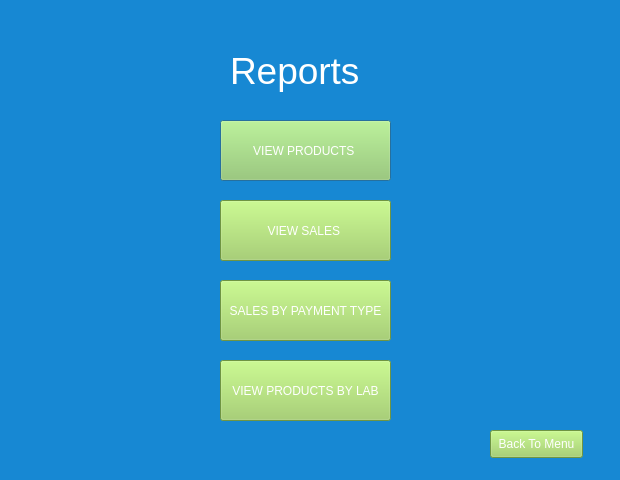
Old version of the form report.ui in the repository Detectov/PharmacyProject.
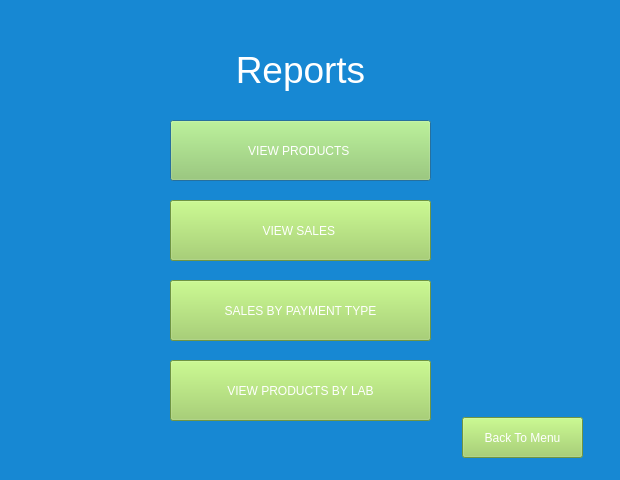
New version of the form.

Patch:
```diff
--- a/report.ui
+++ b/report.ui
@@ -19,7 +19,7 @@
   <widget class="QLabel" name="label">
    <property name="geometry">
     <rect>
-     <x>230</x>
+     <x>220</x>
      <y>40</y>
      <width>161</width>
      <height>61</height>
@@ -29,15 +29,15 @@
     <string notr="true">color: rgb(255, 255, 255);font-size:28pt;</string>
    </property>
    <property name="text">
-    <string>Reports</string>
+    <string>&lt;html&gt;&lt;head/&gt;&lt;body&gt;&lt;p align=&quot;center&quot;&gt;Reports&lt;/p&gt;&lt;/body&gt;&lt;/html&gt;</string>
    </property>
   </widget>
   <widget class="QPushButton" name="prodbutton">
    <property name="geometry">
     <rect>
-     <x>220</x>
+     <x>170</x>
      <y>120</y>
-     <width>171</width>
+     <width>261</width>
      <height>61</height>
     </rect>
    </property>
@@ -52,9 +52,9 @@
   <widget class="QPushButton" name="salesbutton">
    <property name="geometry">
     <rect>
-     <x>220</x>
+     <x>170</x>
      <y>200</y>
-     <width>171</width>
+     <width>261</width>
      <height>61</height>
     </rect>
    </property>
@@ -69,9 +69,9 @@
   <widget class="QPushButton" name="salesmenubutton">
    <property name="geometry">
     <rect>
-     <x>220</x>
+     <x>170</x>
      <y>280</y>
-     <width>171</width>
+     <width>261</width>
      <height>61</height>
     </rect>
    </property>
@@ -86,9 +86,9 @@
   <widget class="QPushButton" name="labbutton">
    <property name="geometry">
     <rect>
-     <x>220</x>
+     <x>170</x>
      <y>360</y>
-     <width>171</width>
+     <width>261</width>
      <height>61</height>
     </rect>
    </property>
@@ -103,10 +103,10 @@
   <widget class="QPushButton" name="backbutton">
    <property name="geometry">
     <rect>
-     <x>490</x>
-     <y>430</y>
-     <width>93</width>
-     <height>28</height>
+     <x>462</x>
+     <y>417</y>
+     <width>121</width>
+     <height>41</height>
     </rect>
    </property>
    <property name="styleSheet">
```
Left out of the diff: 3 changed lines with no effect on the pictures.
